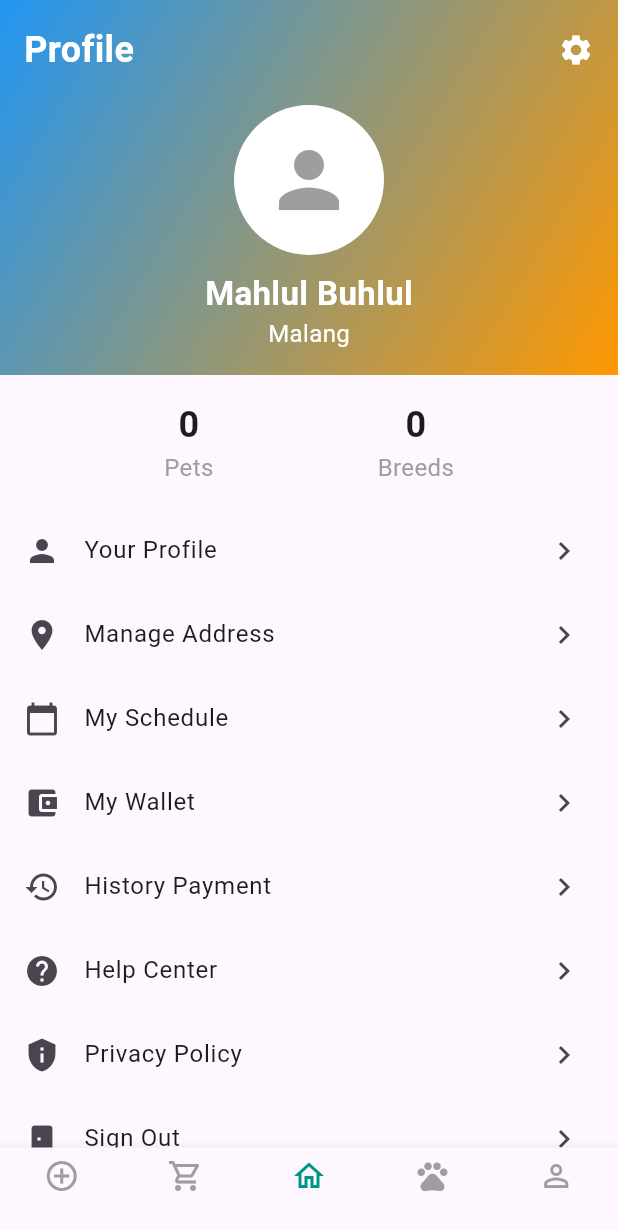
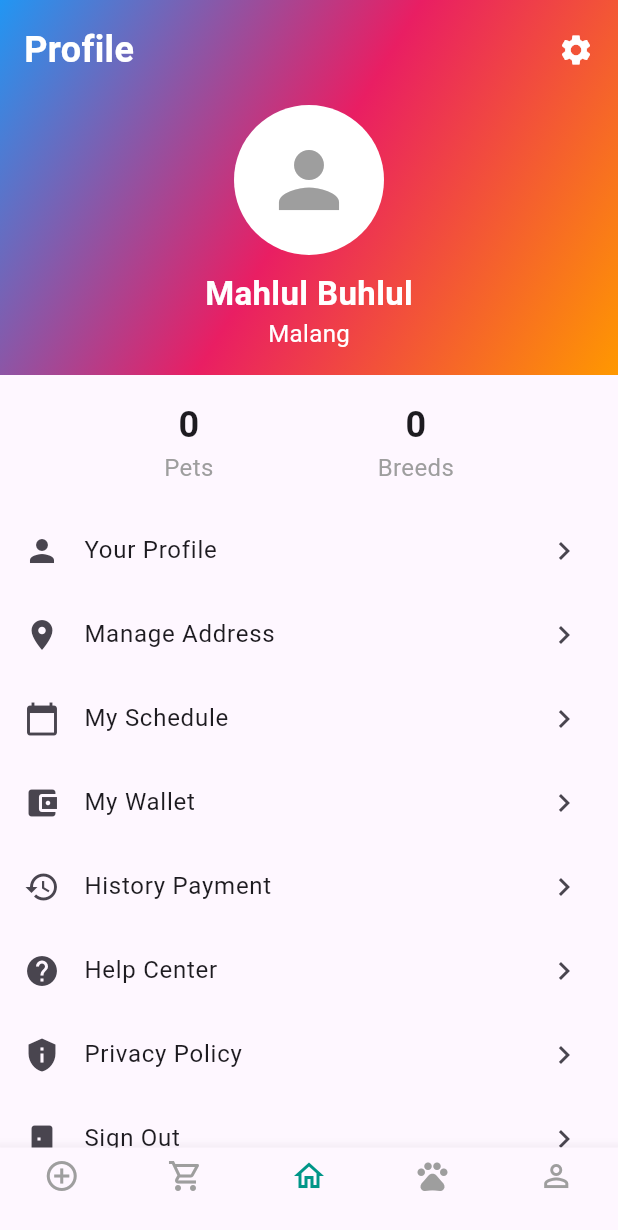
Before and after one commit to reddishowo/mascotas-app, a Flutter app: the ProfileView screen opened by its route, on a phone screen of 412 x 824 dp. Shown: the top 1230 px of the screen. Run offline on Flutter 3.47's test engine with Material 3 defaults, Android fonts, the phone set to English and light mode, and no system bars; our stand-ins replace get, image_picker.

Commit message:
some code fixes and adjust

```diff
--- a/lib/app/data/models/pet_model.dart
+++ b/lib/app/data/models/pet_model.dart
@@ -1,7 +1,3 @@
-// File: /lib/app/data/models/pet_model.dart
-
-import 'package:get/get.dart';
-
 // File: /lib/app/data/models/pet_model.dart
 
 import 'package:get/get.dart';
--- a/lib/app/modules/pet/views/pet_view.dart
+++ b/lib/app/modules/pet/views/pet_view.dart
@@ -166,7 +166,7 @@ class PetListPage extends GetView<PetController> {
               child: Text(isUpdating ? 'Update' : 'Add'),
               onPressed: () {
                 if (isUpdating) {
-                  controller.updatePet(pet!.id.value, formPet);
+                  controller.updatePet(pet.id.value, formPet);
                 } else {
                   controller.addPet(formPet);
                 }
--- a/lib/app/modules/profiles/controllers/profile_controller.dart
+++ b/lib/app/modules/profiles/controllers/profile_controller.dart
@@ -1,7 +1,6 @@
 // File: /lib/app/modules/profiles/controllers/profile_controller.dart
 
 import 'package:get/get.dart';
-import '../../../data/models/pet_model.dart';
 import '../../pet/controllers/pet_controller.dart';
 
 class ProfileController extends GetxController {
--- a/lib/app/modules/profiles/views/profile_view.dart
+++ b/lib/app/modules/profiles/views/profile_view.dart
@@ -25,7 +25,7 @@ class ProfileView extends GetView<ProfileController> {
       padding: const EdgeInsets.all(16),
       decoration: BoxDecoration(
         gradient: LinearGradient(
-          colors: [Colors.blue, Colors.orange],
+          colors: [Colors.blue, Colors.pink, Colors.orange],
           begin: Alignment.topLeft,
           end: Alignment.bottomRight,
         ),
--- a/lib/app/routes/app_pages.dart
+++ b/lib/app/routes/app_pages.dart
@@ -29,6 +29,7 @@ class AppPages {
     GetPage(name: _Paths.HOME, page: () => HomeView(), bindings: [
       HomeBinding(),
       NavbarBinding(),
+      PetBinding(),
     ]),
     GetPage(
       name: _Paths.PET,
@@ -43,6 +44,7 @@ class AppPages {
       page: () => ProfileView(),
       bindings: [
       ProfileBinding(),
+      PetBinding(),
       NavbarBinding(),
     ]
     )
--- a/pubspec.yaml
+++ b/pubspec.yaml
@@ -72,6 +72,7 @@ flutter:
     - assets/images/cat1.png
     - assets/images/cat2.png
     - assets/icons/cat_icon.png
+    - assets/images/default_pet_image.png
 
   # An image asset can refer to one or more resolution-specific "variants", see
   # https://flutter.dev/to/resolution-aware-images
```
Also changed, not shown: assets/images/default_pet_image.png (added).
